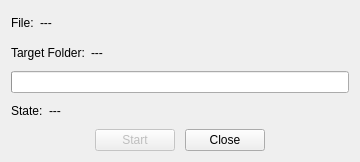
Old version of the form uploaddialog.ui in the repository lawand/droper.
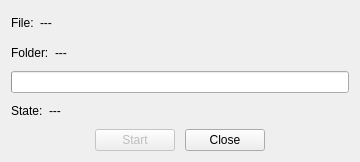
New version of the form.

The edit to the form file:
```diff
--- a/uploaddialog.ui
+++ b/uploaddialog.ui
@@ -37,6 +37,12 @@
      </item>
      <item>
       <widget class="QLabel" name="fileNameAndSizeLabel">
+       <property name="sizePolicy">
+        <sizepolicy hsizetype="Expanding" vsizetype="Preferred">
+         <horstretch>0</horstretch>
+         <verstretch>0</verstretch>
+        </sizepolicy>
+       </property>
        <property name="text">
         <string>---</string>
        </property>
@@ -65,12 +71,18 @@
      <item>
       <widget class="QLabel" name="displayFolderLabel">
        <property name="text">
-        <string>Target Folder:</string>
+        <string>Folder:</string>
        </property>
       </widget>
      </item>
      <item>
       <widget class="QLabel" name="folderLabel">
+       <property name="sizePolicy">
+        <sizepolicy hsizetype="Expanding" vsizetype="Preferred">
+         <horstretch>0</horstretch>
+         <verstretch>0</verstretch>
+        </sizepolicy>
+       </property>
        <property name="text">
         <string>---</string>
        </property>
@@ -79,19 +91,6 @@
        </property>
       </widget>
      </item>
-     <item>
-      <spacer name="horizontalSpacer_2">
-       <property name="orientation">
-        <enum>Qt::Horizontal</enum>
-       </property>
-       <property name="sizeHint" stdset="0">
-        <size>
-         <width>40</width>
-         <height>20</height>
-        </size>
-       </property>
-      </spacer>
-     </item>
     </layout>
    </item>
    <item>
```
Left out of the diff: 13 changed lines with no effect on the pictures.
